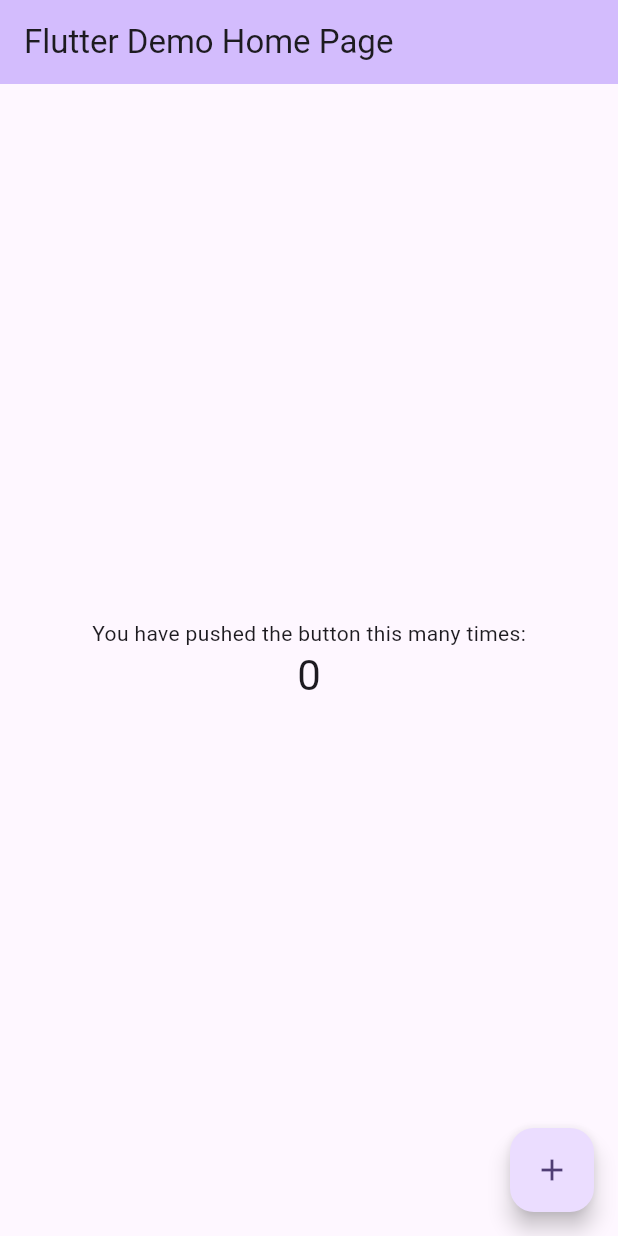
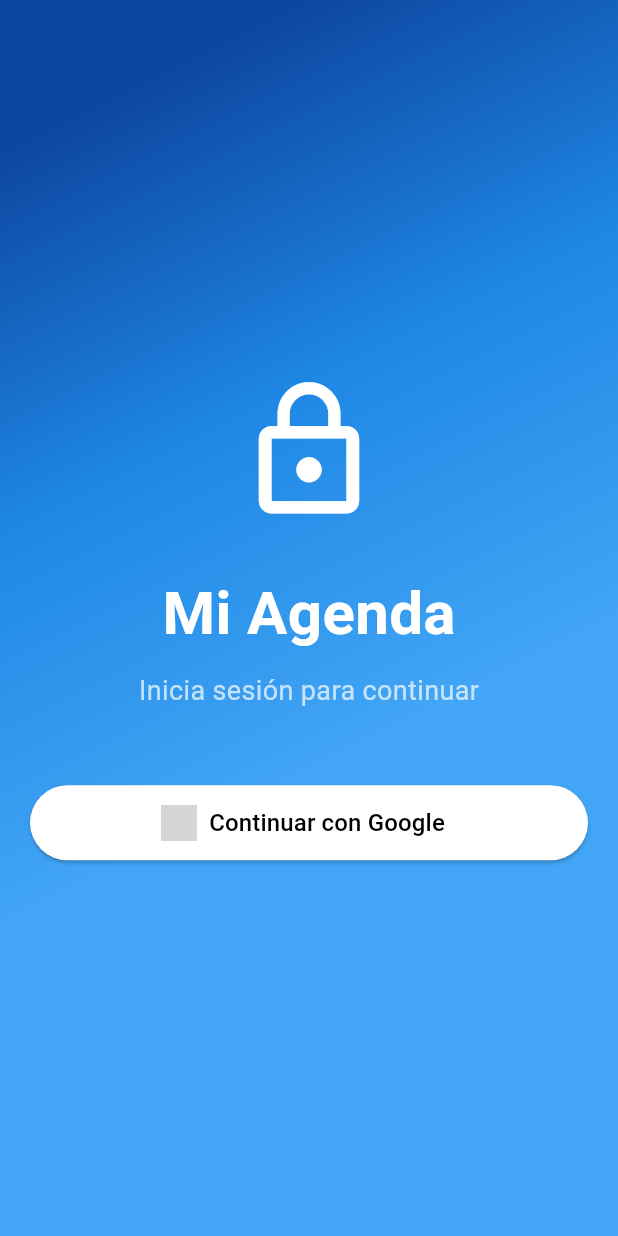
Before and after one commit to RuedaUABC/agenda, a Flutter app: the screen it shows after launch, on a phone screen of 412 x 824 dp. Run offline on Flutter 3.47's test engine with Material 3 defaults, Android fonts, the phone set to English and light mode, and no system bars; our stand-ins replace firebase_auth, firebase_core, google_sign_in; accounts and stored records are empty; network calls fail; grey boxes are pictures that could not be loaded.

Commit message:
Inicio de sesion implementado

```diff
--- a/lib/main.dart
+++ b/lib/main.dart
@@ -1,122 +1,23 @@
 import 'package:flutter/material.dart';
+import 'package:firebase_core/firebase_core.dart';
+import 'package:agenda/screens/login_page.dart';
 
-void main() {
+void main() async {
+  WidgetsFlutterBinding.ensureInitialized();
+  await Firebase.initializeApp(); // Importante inicializar Firebase antes de usar AuthService
   runApp(const MyApp());
 }
 
 class MyApp extends StatelessWidget {
   const MyApp({super.key});
 
-  // This widget is the root of your application.
   @override
   Widget build(BuildContext context) {
     return MaterialApp(
-      title: 'Flutter Demo',
-      theme: ThemeData(
-        // This is the theme of your application.
-        //
-        // TRY THIS: Try running your application with "flutter run". You'll see
-        // the application has a purple toolbar. Then, without quitting the app,
-        // try changing the seedColor in the colorScheme below to Colors.green
-        // and then invoke "hot reload" (save your changes or press the "hot
-        // reload" button in a Flutter-supported IDE, or press "r" if you used
-        // the command line to start the app).
-        //
-        // Notice that the counter didn't reset back to zero; the application
-        // state is not lost during the reload. To reset the state, use hot
-        // restart instead.
-        //
-        // This works for code too, not just values: Most code changes can be
-        // tested with just a hot reload.
-        colorScheme: .fromSeed(seedColor: Colors.deepPurple),
-      ),
-      home: const MyHomePage(title: 'Flutter Demo Home Page'),
+      debugShowCheckedModeBanner: false,
+      title: 'Flutter Google Auth',
+      theme: ThemeData(primarySwatch: Colors.blue),
+      home: const LoginPage(),
     );
   }
 }
-
-class MyHomePage extends StatefulWidget {
-  const MyHomePage({super.key, required this.title});
-
-  // This widget is the home page of your application. It is stateful, meaning
-  // that it has a State object (defined below) that contains fields that affect
-  // how it looks.
-
-  // This class is the configuration for the state. It holds the values (in this
-  // case the title) provided by the parent (in this case the App widget) and
-  // used by the build method of the State. Fields in a Widget subclass are
-  // always marked "final".
-
-  final String title;
-
-  @override
-  State<MyHomePage> createState() => _MyHomePageState();
-}
-
-class _MyHomePageState extends State<MyHomePage> {
-  int _counter = 0;
-
-  void _incrementCounter() {
-    setState(() {
-      // This call to setState tells the Flutter framework that something has
-      // changed in this State, which causes it to rerun the build method below
-      // so that the display can reflect the updated values. If we changed
-      // _counter without calling setState(), then the build method would not be
-      // called again, and so nothing would appear to happen.
-      _counter++;
-    });
-  }
-
-  @override
-  Widget build(BuildContext context) {
-    // This method is rerun every time setState is called, for instance as done
-    // by the _incrementCounter method above.
-    //
-    // The Flutter framework has been optimized to make rerunning build methods
-    // fast, so that you can just rebuild anything that needs updating rather
-    // than having to individually change instances of widgets.
-    return Scaffold(
-      appBar: AppBar(
-        // TRY THIS: Try changing the color here to a specific color (to
-        // Colors.amber, perhaps?) and trigger a hot reload to see the AppBar
-        // change color while the other colors stay the same.
-        backgroundColor: Theme.of(context).colorScheme.inversePrimary,
-        // Here we take the value from the MyHomePage object that was created by
-        // the App.build method, and use it to set our appbar title.
-        title: Text(widget.title),
-      ),
-      body: Center(
-        // Center is a layout widget. It takes a single child and positions it
-        // in the middle of the parent.
-        child: Column(
-          // Column is also a layout widget. It takes a list of children and
-          // arranges them vertically. By default, it sizes itself to fit its
-          // children horizontally, and tries to be as tall as its parent.
-          //
-          // Column has various properties to control how it sizes itself and
-          // how it positions its children. Here we use mainAxisAlignment to
-          // center the children vertically; the main axis here is the vertical
-          // axis because Columns are vertical (the cross axis would be
-          // horizontal).
-          //
-          // TRY THIS: Invoke "debug painting" (choose the "Toggle Debug Paint"
-          // action in the IDE, or press "p" in the console), to see the
-          // wireframe for each widget.
-          mainAxisAlignment: .center,
-          children: [
-            const Text('You have pushed the button this many times:'),
-            Text(
-              '$_counter',
-              style: Theme.of(context).textTheme.headlineMedium,
-            ),
-          ],
-        ),
-      ),
-      floatingActionButton: FloatingActionButton(
-        onPressed: _incrementCounter,
-        tooltip: 'Increment',
-        child: const Icon(Icons.add),
-      ),
-    );
-  }
-}
--- /dev/null
+++ b/lib/screens/login_page.dart
@@ -0,0 +1,107 @@
+import 'package:flutter/material.dart';
+import 'package:firebase_auth/firebase_auth.dart';
+import 'package:agenda/services/auth/auth_service.dart'; // Asegúrate de que la ruta sea correcta
+
+class LoginPage extends StatefulWidget {
+  const LoginPage({super.key});
+
+  @override
+  State<LoginPage> createState() => _LoginPageState();
+}
+
+class _LoginPageState extends State<LoginPage> {
+  final AuthService _authService = AuthService();
+  bool _isLoading = false;
+
+  /// Método para manejar el inicio de sesión
+  Future<void> _handleGoogleSignIn() async {
+    setState(() => _isLoading = true);
+
+    try {
+      final userCredential = await _authService.signInWithGoogle();
+
+      if (userCredential != null) {
+        // Si el login es exitoso, puedes navegar a la pantalla principal
+        debugPrint("Usuario autenticado: ${userCredential.user?.displayName}");
+
+        if (mounted) {
+          ScaffoldMessenger.of(context).showSnackBar(
+            SnackBar(
+              content: Text("Bienvenido ${userCredential.user?.displayName}"),
+            ),
+          );
+          // Navigator.pushReplacementNamed(context, '/home');
+        }
+      }
+    } catch (e) {
+      if (mounted) {
+        ScaffoldMessenger.of(context).showSnackBar(
+          SnackBar(content: Text(e.toString()), backgroundColor: Colors.red),
+        );
+      }
+    } finally {
+      if (mounted) {
+        setState(() => _isLoading = false);
+      }
+    }
+  }
+
+  @override
+  Widget build(BuildContext context) {
+    return Scaffold(
+      body: Container(
+        width: double.infinity,
+        padding: const EdgeInsets.all(20),
+        decoration: BoxDecoration(
+          gradient: LinearGradient(
+            begin: Alignment.topCenter,
+            colors: [Colors.blue[900]!, Colors.blue[600]!, Colors.blue[400]!],
+          ),
+        ),
+        child: Column(
+          mainAxisAlignment: MainAxisAlignment.center,
+          children: [
+            const Icon(Icons.lock_outline, size: 100, color: Colors.white),
+            const SizedBox(height: 30),
+            const Text(
+              "Mi Agenda",
+              style: TextStyle(
+                color: Colors.white,
+                fontSize: 40,
+                fontWeight: FontWeight.bold,
+              ),
+            ),
+            const SizedBox(height: 10),
+            const Text(
+              "Inicia sesión para continuar",
+              style: TextStyle(color: Colors.white70, fontSize: 18),
+            ),
+            const SizedBox(height: 50),
+
+            _isLoading
+                ? const CircularProgressIndicator(color: Colors.white)
+                : ElevatedButton.icon(
+                    style: ElevatedButton.styleFrom(
+                      backgroundColor: Colors.white,
+                      foregroundColor: Colors.black,
+                      minimumSize: const Size(double.infinity, 50),
+                      shape: RoundedRectangleBorder(
+                        borderRadius: BorderRadius.circular(30),
+                      ),
+                    ),
+                    icon: Image.network(
+                      'https://upload.wikimedia.org/wikipedia/commons/c/c1/Google_%22G%22_logo.svg',
+                      height: 24,
+                    ),
+                    label: const Text(
+                      "Continuar con Google",
+                      style: TextStyle(fontSize: 16),
+                    ),
+                    onPressed: _handleGoogleSignIn,
+                  ),
+          ],
+        ),
+      ),
+    );
+  }
+}
--- a/pubspec.yaml
+++ b/pubspec.yaml
@@ -35,6 +35,9 @@ dependencies:
   # Use with the CupertinoIcons class for iOS style icons.
   cupertino_icons: ^1.0.8
   http: ^1.6.0
+  firebase_core: ^4.6.0
+  firebase_auth: ^6.3.0
+  google_sign_in: ^7.2.0
 
 dev_dependencies:
   flutter_test:
```
Also changed, not shown: lib/screens/desktop/desktop_body.dart (added, +20 -0 lines), lib/screens/homepage.dart (added, +24 -0 lines), lib/screens/mobile/mobile_body.dart (added, +20 -0 lines), lib/screens/tarea_screen.dart (deleted, +0 -15 lines), lib/services/auth/auth_service.dart (added, +66 -0 lines), lib/utils/responsive_layout.dart (added, +25 -0 lines), firebase.json (added), lib/firebase_options.dart (added), lib/services/auth/auth_gate.dart (added), pubspec.lock, 7 other files.
